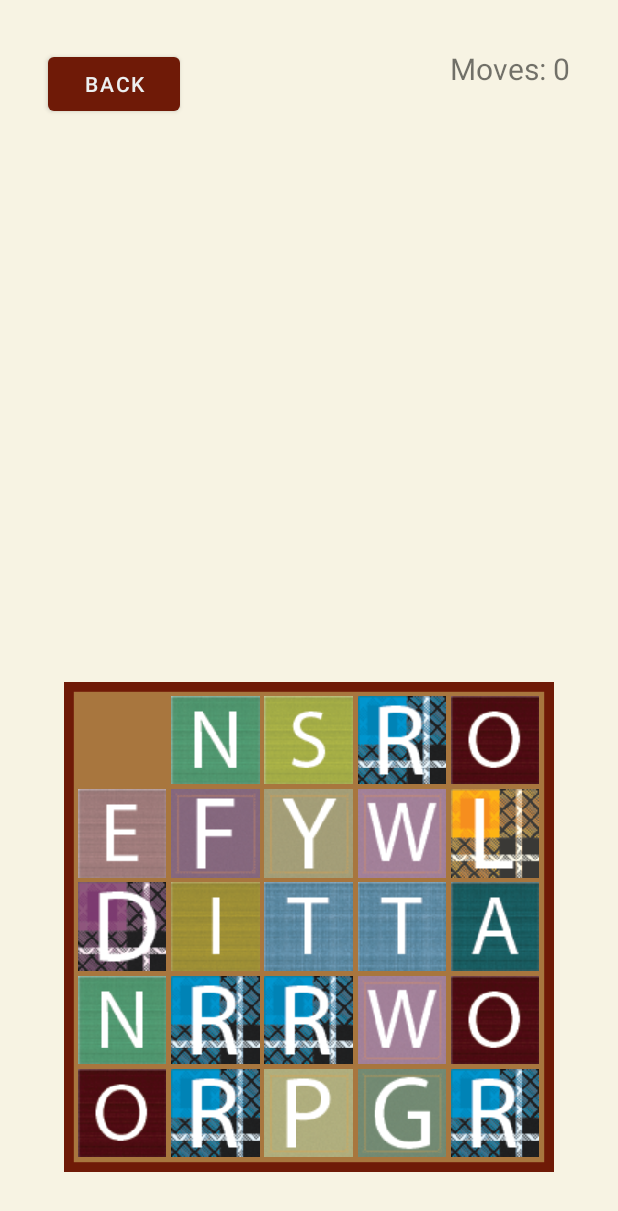
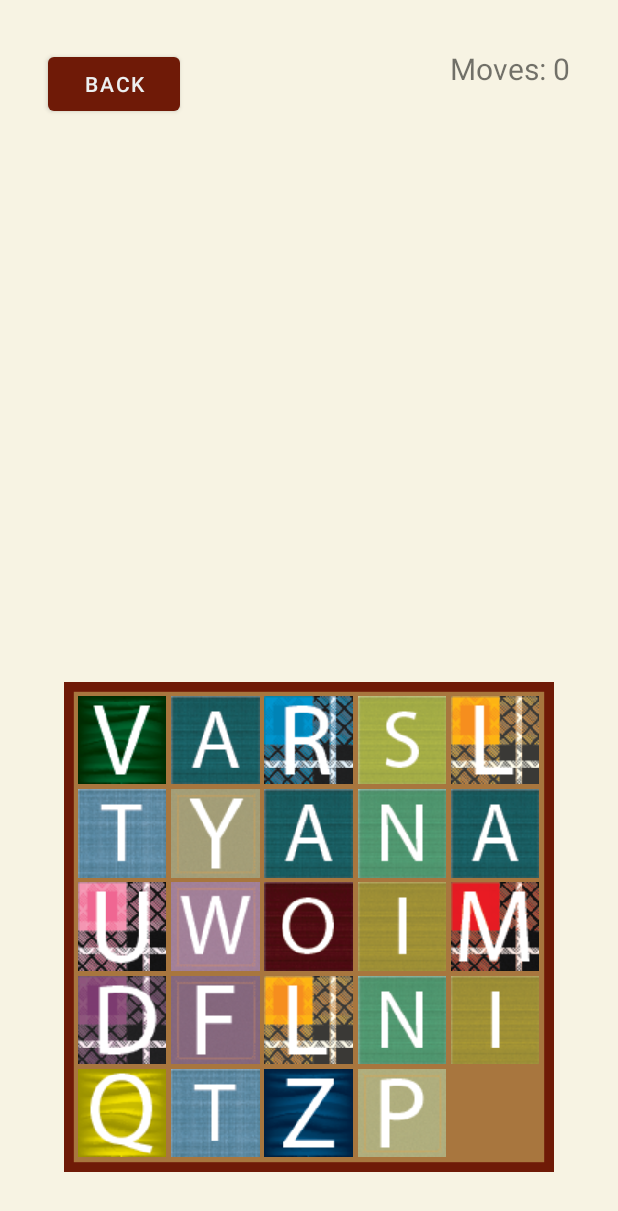
Before and after one commit to caleblimb/TextTiles, an Android app: the screen it shows after launch (Game), after a tap on "START", on a phone screen of 412 x 824 dp. Shown: the top 1211 px of the screen. Run offline under Robolectric (Android 15) with nearby library versions, the phone set to English and light mode, and no system bars.

Commit message:
seeded generation

```diff
--- a/app/src/main/java/com/caleblimb/texttiles/Game.kt
+++ b/app/src/main/java/com/caleblimb/texttiles/Game.kt
@@ -1,15 +1,23 @@
 package com.caleblimb.texttiles
 
 import android.os.Bundle
+import android.util.Log
 import android.widget.Button
+import android.widget.EditText
 import android.widget.TextView
 import androidx.activity.OnBackPressedCallback
 import androidx.appcompat.app.AlertDialog
 import androidx.appcompat.app.AppCompatActivity
 import androidx.constraintlayout.widget.ConstraintLayout
+import java.lang.NumberFormatException
+
+
+
+import kotlin.random.Random
 
 class Game : AppCompatActivity() {
     lateinit var dictionary: Dictionary
+//    Bag of possible tiles
     private var bag: TileBag = TileBag()
     // Name of the game mode
     private val gameName : String = "Text Tiles"
@@ -32,6 +40,9 @@ class Game : AppCompatActivity() {
     val puzzleWidth = 5
     val puzzleHeight = 5
 
+//    Seeded board value
+    private var seed: Int = 0
+
     override fun onCreate(savedInstanceState: Bundle?) {
         super.onCreate(savedInstanceState)
 
@@ -39,8 +50,13 @@ class Game : AppCompatActivity() {
 
         dictionary = Dictionary(this)
 
+
+        // get the seeded input from the intent
+        seed = intent.getStringExtra("seed").toString().toInt() % 99999999
+
+
         // Array of the board's tiles
-        gameBoard = generatePuzzle(puzzleWidth * puzzleHeight)
+        gameBoard = generatePuzzle(puzzleWidth * puzzleHeight, seed)
         puzzle = Puzzle(this, puzzleWidth, puzzleHeight, gameBoard, ::onTileMove)
 
         val canvas : CanvasManager = CanvasManager(this, puzzle)
@@ -62,6 +78,10 @@ class Game : AppCompatActivity() {
             }
         )
     }
+
+//    Generate a seeded list using a random number
+    private fun getRandomList(random: Random, size: Int): List<Int> =
+        List(size) { random.nextInt(0, bag.contents.size - 1) }
 
     private fun onTileMove() {
         incMove()
@@ -94,13 +114,32 @@ class Game : AppCompatActivity() {
         return words
     }
 
-    private fun generatePuzzle(size: Int): Array<Tile?> {
+
+    private fun generatePuzzle(size: Int, seed: Int): Array<Tile?> {
+//        Generate a bag of tiles to pull from
         bag.fillBag()
-        val newPuzzle: Array<Tile?> = Array<Tile?>(size) { null }
-        //TODO change this to random Scrabble letter frequency
-        for (i in 1 until newPuzzle.size) {
-            newPuzzle[i] = bag.pullTile()
+        var newPuzzle: Array<Tile?> = Array<Tile?>(size) { null }
+
+
+        val randSeed = Random(seed)
+        var toPull = getRandomList(randSeed, size - 1)
+
+//        Use this to see generated list
+//        Log.d("-------------seeded list", toPull.toString())
+
+        // loop through adding the numbers from the list to pull out the same tiles
+        // This relies heavily on the fact that the order of the seeded list and the tiles in the contents will always be the same
+        var accumulator = 0
+
+        for (i in toPull.indices) {
+            accumulator += toPull[i]
+
+            if (accumulator >= bag.contents.size)
+                accumulator -= bag.contents.size
+
+            newPuzzle[i] = bag.pullTile(accumulator)
         }
+
         return newPuzzle
     }
 
--- a/app/src/main/java/com/caleblimb/texttiles/MainActivity.kt
+++ b/app/src/main/java/com/caleblimb/texttiles/MainActivity.kt
@@ -4,6 +4,12 @@ import android.content.Intent
 import androidx.appcompat.app.AppCompatActivity
 import android.os.Bundle
 import android.widget.Button
+import android.widget.EditText
+import androidx.core.text.isDigitsOnly
+import java.lang.NullPointerException
+import java.lang.NumberFormatException
+import android.util.Log
+import kotlin.random.Random
 
 class MainActivity : AppCompatActivity() {
     override fun onCreate(savedInstanceState: Bundle?) {
@@ -13,6 +19,25 @@ class MainActivity : AppCompatActivity() {
         val buttonStart = findViewById<Button>(R.id.buttonStart)
         buttonStart.setOnClickListener() {
             val intent = Intent(this@MainActivity, Game::class.java)
+
+//            Pass the user inputted seed as well, with some error handling
+            var num : String
+            val input = findViewById<EditText>(R.id.Seed).text.toString()
+            num = if (input == null || input == "") {
+//                no seed was typed
+                Random.nextInt(0, 99999999).toString()
+            } else{
+        //      Seed was typed
+                input
+            }
+
+            var seed : String = num
+            seed = (seed.toLong() % 1000000).toString()
+
+            intent.putExtra("seed", seed)
+
+//            Use this to show seed before sending it
+//            Log.d("-----------------------", seed)
             startActivity(intent)
         }
     }
--- a/app/src/main/java/com/caleblimb/texttiles/TileBag.kt
+++ b/app/src/main/java/com/caleblimb/texttiles/TileBag.kt
@@ -2,7 +2,7 @@ package com.caleblimb.texttiles
 import java.util.Random
 
 class TileBag {
-    private var contents = mutableListOf<Tile>()
+    public var contents = mutableListOf<Tile>()
 
     val tier1 : Int = 8
     val tier2 : Int = 5
@@ -84,12 +84,14 @@ class TileBag {
         }
     }
 
-//  return a random tile and remove it from the bag
-    fun pullTile(): Tile
+//  return a specific tile and remove it from the bag
+    fun pullTile(tile_number : Int): Tile
     {
-        val random = Random()
-        val randIndex = random.nextInt(contents.size)
-        return contents.removeAt(randIndex)
+            var index = tile_number
+            if (index > contents.size) {
+            index -= contents.size
+            }
+            return contents.removeAt(index)
     }
 
     // Static method to get the score of a single letter
--- a/app/src/main/res/layout/activity_main.xml
+++ b/app/src/main/res/layout/activity_main.xml
@@ -27,4 +27,19 @@
         app:layout_constraintStart_toStartOf="parent"
         app:layout_constraintTop_toBottomOf="@+id/textView" />
 
+<!--    This edit text is the input box for the board seed-->
+    <EditText
+        android:id="@+id/Seed"
+        android:layout_width="wrap_content"
+        android:layout_height="wrap_content"
+        android:layout_marginTop="128dp"
+        android:ems="10"
+        android:inputType="number"
+        android:hint="Enter Seed Here: "
+        app:layout_constraintEnd_toEndOf="parent"
+        app:layout_constraintHorizontal_bias="0.497"
+        app:layout_constraintStart_toStartOf="parent"
+        app:layout_constraintTop_toBottomOf="@+id/buttonStart"
+        />
+
 </androidx.constraintlayout.widget.ConstraintLayout>
```
